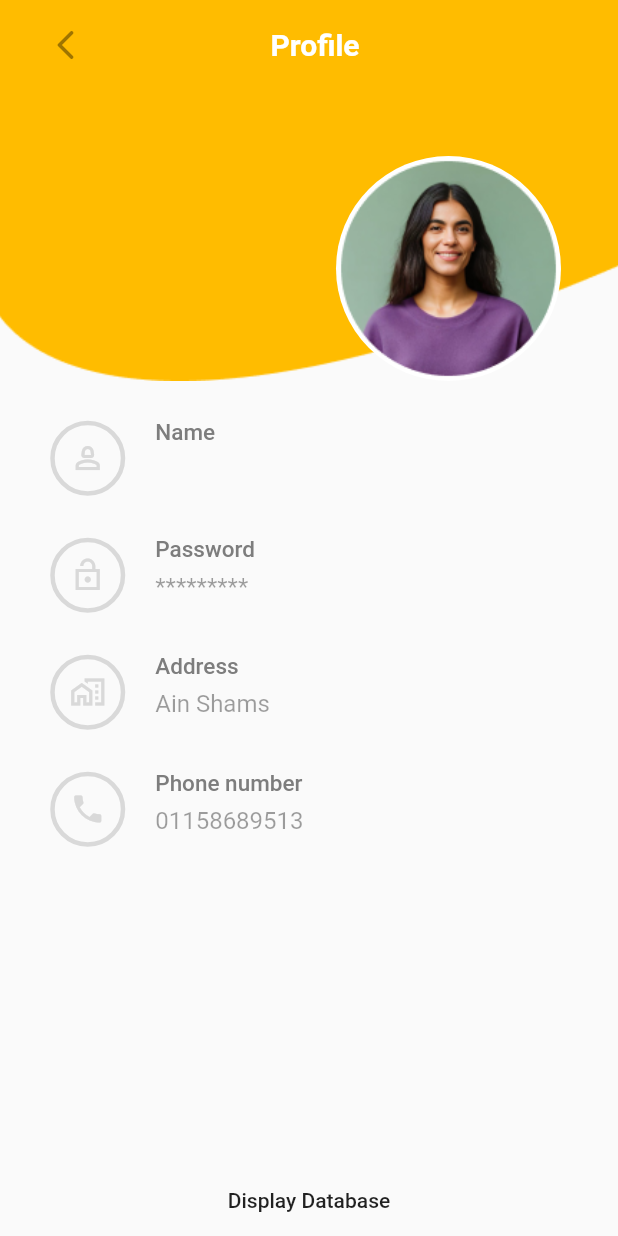
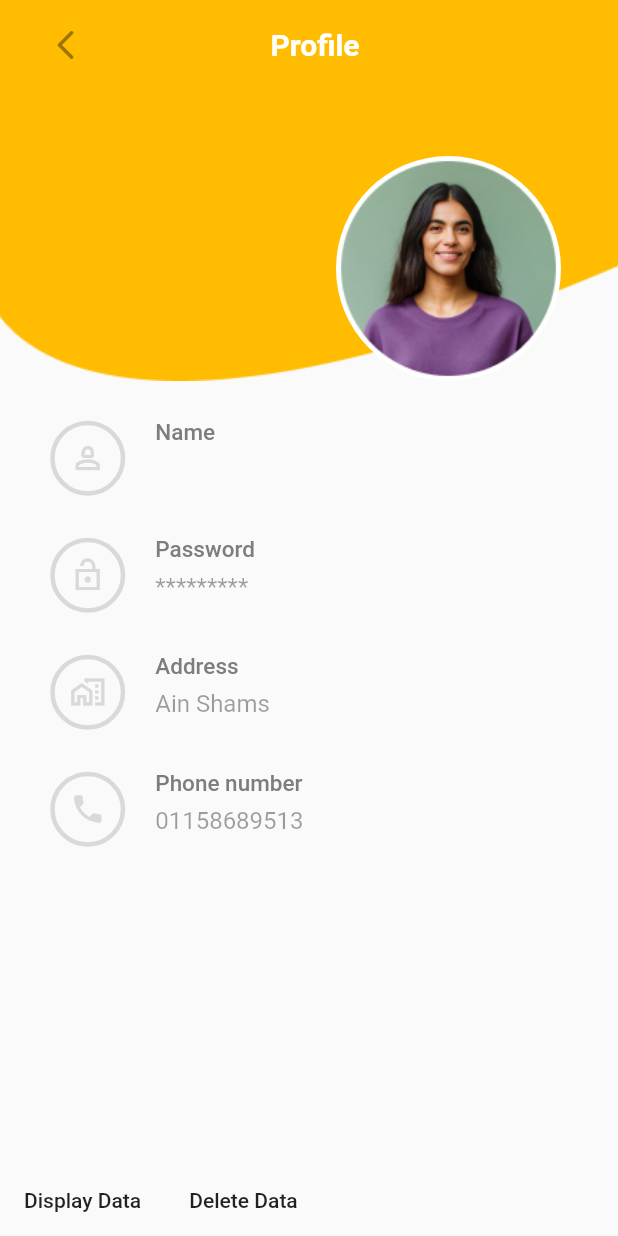
Before and after one commit to Yusfgus/Ecommerce_app, a Flutter app: the ProfilePage screen opened directly, on a phone screen of 412 x 824 dp. Run offline on Flutter 3.47's test engine with Material 2 defaults, Android fonts, the phone set to English and light mode, and no system bars; our stand-ins replace animated_text_kit, bloc, conditional_builder_null_safety, curved_navigation_bar, dio, dotted_border and 7 more; accounts and stored records are empty.

```diff
--- a/lib/modules/Profile Page/ProfilePage.dart
+++ b/lib/modules/Profile Page/ProfilePage.dart
@@ -100,11 +100,21 @@ class _ProfilePageState extends State<ProfilePage> {
               ],
             ),
           ),
-              MaterialButton(
-                  onPressed: () async {
-                    await sqlDb.printDatabase();
-                  },
-                child: Text("Display Database"),
+              Row(
+                children: [
+                  MaterialButton(
+                      onPressed: () async {
+                        await sqlDb.printDatabase();
+                      },
+                    child: Text("Display Data"),
+                  ),
+                  MaterialButton(
+                      onPressed: () async {
+                        await sqlDb.deleteRows();
+                      },
+                    child: Text("Delete Data"),
+                  ),
+                ],
               )
         ],
       ),
--- a/lib/shared/constants/constants.dart
+++ b/lib/shared/constants/constants.dart
@@ -8,7 +8,7 @@ import 'package:http/http.dart' as http;
 import '../../modules/Login Page/LoginScreen.dart';
 import '../../sqflite/sqflite.dart';
 
-Sqflite sqlDb = Sqflite();
+sqflite sqlDb = sqflite();
 List<List<dynamic>> Manga = [];
 List<Map<String, dynamic>> Data = [];
 List<int> userFavourites = [];
@@ -24,6 +24,11 @@ var passController = TextEditingController();
 double totalPrice = 0;
 
 ReadData() async {
+  if(await sqlDb.doesUserExist() == false)
+  {
+    print("user not found");
+    await sqlDb.insertNewUser();
+  }
   print("start reading");
   Data = await sqlDb.getUserData();
   print("print user $username Data: $Data");
```
Also changed, not shown: lib/sqflite/sqflite.dart (+11 -1 lines).
